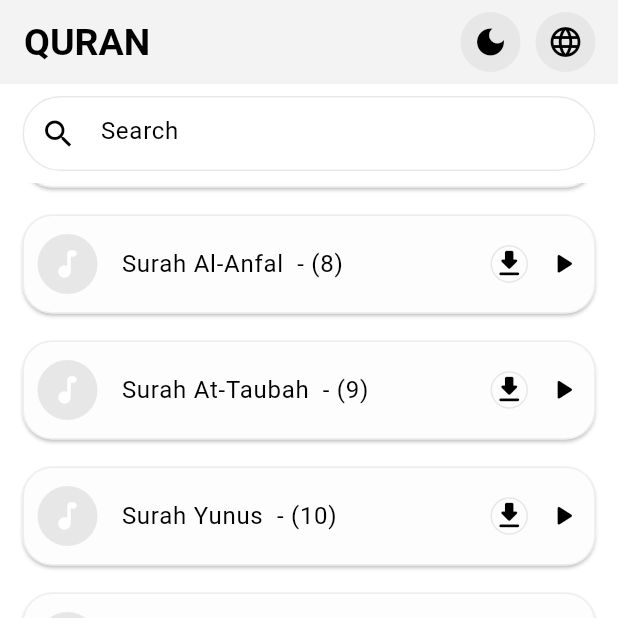
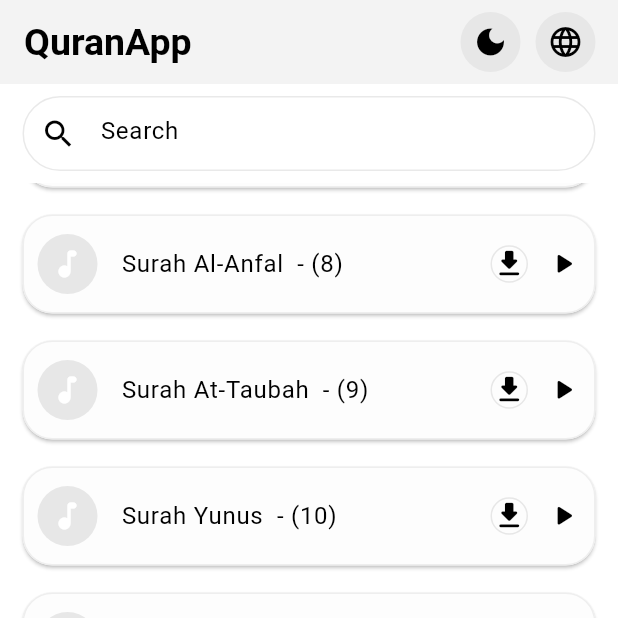
Before and after one commit to MohammedAydan/QuranApp-flutter, a Flutter app: the screen it shows after launch, scrolled down 576 dp, after a tap on the "dark mode" icon, on a phone screen of 412 x 824 dp, the top half of it. Run offline on Flutter 3.47's test engine with Material 3 defaults, Android fonts, the phone set to English and light mode, and no system bars; our stand-ins replace assets_audio_player, get, get_storage; missing offline and left inert: dart:ffi, flutter_downloader; statements that could not run were skipped.

```diff
--- a/lib/controllers/home_controller.dart
+++ b/lib/controllers/home_controller.dart
@@ -1,6 +1,9 @@
+import 'dart:async';
 import 'dart:developer';
+import 'dart:ffi';
 
 import 'package:assets_audio_player/assets_audio_player.dart';
+import 'package:flutter/material.dart';
 import 'package:flutter/widgets.dart';
 import 'package:flutter_downloader/flutter_downloader.dart';
 import 'package:get/get.dart';
@@ -47,7 +50,17 @@ class HomeController extends GetxController {
     try {
       List<String> urls = suwar.map((e) => apis.getSuraUrl(e.id!)).toList();
       await player.open(
-        Playlist(audios: urls.map((e) => Audio.network(e)).toList()),
+        Playlist(
+            audios: urls
+                .map((e) => Audio.network(e,
+                    cached: true,
+                    metas: Metas(
+                      id: suwar[urls.indexOf(e)].id.toString(),
+                      title: suwar[urls.indexOf(e)].name.toString(),
+                      artist: "Yasser Al-Dosari - الشيخ ياسر الدوسري",
+                      image: const MetasImage.asset("assets/quran-app.png"),
+                    )))
+                .toList()),
         autoStart: false,
         showNotification: true,
         playInBackground: PlayInBackground.enabled,
@@ -85,6 +98,7 @@ class HomeController extends GetxController {
         id: selectedSura?.id.toString(),
         title: sura.name,
         artist: "Yasser Al-Dosari - الشيخ ياسر الدوسري",
+        image: const MetasImage.asset("assets/quran-app.png"),
       ),
       showNotifications: true,
     );
--- a/lib/get_pages/get_pages.dart
+++ b/lib/get_pages/get_pages.dart
@@ -1,6 +1,9 @@
 import 'package:get/get.dart';
+import 'package:quran/views/about_screen/about_screen.dart';
 import 'package:quran/views/downloads_screen/downloads_screen.dart';
 import 'package:quran/views/home_screen/home_screen.dart';
+import 'package:quran/views/privacy_policy_screen/privacy_policy_screen.dart';
+import 'package:quran/views/settings_screen/settings_screen.dart';
 
 List<GetPage> getPages = [
   GetPage(
@@ -11,4 +14,16 @@ List<GetPage> getPages = [
     name: DownloadsScreen.routeName,
     page: () => DownloadsScreen(),
   ),
+  GetPage(
+    name: SettingsScreen.routeName,
+    page: () => const SettingsScreen(),
+  ),
+  GetPage(
+    name: PrivacyPolicyScreen.routeName,
+    page: () => const PrivacyPolicyScreen(),
+  ),
+   GetPage(
+    name: AboutScreen.routeName,
+    page: () => const AboutScreen(),
+  ),
 ];
--- a/lib/main.dart
+++ b/lib/main.dart
@@ -16,5 +16,6 @@ void main() async {
     return true;
   });
 
+
   runApp(const MyApp());
 }
--- /dev/null
+++ b/lib/services/theme_service.dart
@@ -0,0 +1,27 @@
+import 'package:flutter/material.dart';
+import 'package:get/get.dart';
+import 'package:get_storage/get_storage.dart';
+
+class ThemeService extends GetxService {
+  static final box = GetStorage(); // Initialize GetStorage
+
+  static void changeTheme() {
+    final val = box.read("theme");
+    if (val == null || val == "dark") {
+      box.write("theme", "light");
+      Get.changeThemeMode(ThemeMode.light);
+    } else {
+      box.write("theme", "dark");
+      Get.changeThemeMode(ThemeMode.dark);
+    }
+  }
+
+  static String getThemeMode() {
+    final theme = box.read("theme") ?? "dark";
+    if (theme == "dark") {
+      return "Dark";
+    } else {
+      return "Light";
+    }
+  }
+}
--- a/lib/services/translations/translation_ar.dart
+++ b/lib/services/translations/translation_ar.dart
@@ -1,5 +1,6 @@
 Map<String, String> translationAr = {
   "QURAN": "القرآن",
+  "QuranApp": "تطبيق القرآن",
   "Search": "بحث",
   "Soura": "سورة",
   "Surah": "سورة",
@@ -10,4 +11,41 @@ Map<String, String> translationAr = {
   "yes": "نعم",
   "no": "لا",
   "No downloads": "لا يوجد تحميل",
+  "Language": "اللغة",
+  "Theme": "السمة",
+  "About": "حول",
+  "Arbic": "عربي",
+  "English": "إنجليزي",
+  "Dark": "داكن",
+  "Light": "فاتح",
+  "Privacy policy": "سياسة الخصوصية",
+  //
+  "data_collection": "جمع البيانات",
+  "data_collection_content":
+      "لا يقوم تطبيق القرآن الكريم بجمع أي معلومات شخصية أو غير شخصية من مستخدميه.",
+  "data_usage": "استخدام البيانات",
+  "data_usage_content":
+      "جميع البيانات داخل تطبيق القرآن الكريم مأخوذة من نصوص الملكية العامة. لا يتم استخدام بيانات المستخدم أو تخزينها.",
+  "third_party_services": "الخدمات من جهات خارجية",
+  "third_party_services_content":
+      "لا توجد خدمات من جهات خارجية متكاملة في هذا التطبيق التي تجمع بيانات المستخدم.",
+  "data_security": "أمان البيانات",
+  "data_security_content":
+      "على الرغم من عدم جمع بيانات المستخدم، نحرص على أمان تطبيقنا من خلال ممارسات التطوير القوية.",
+  "changes_to_policy": "تغييرات في السياسة",
+  "changes_to_policy_content":
+      "سيتم التواصل عن أي تغييرات في سياسة الخصوصية هذه داخل التطبيق دون التأثير على بيانات المستخدم.",
+  "contact_us": "اتصل بنا",
+  "contact_us_content":
+      "لأي أسئلة أو استفسارات بخصوص الخصوصية، يرجى الاتصال بنا على",
+  "last_updated": "آخر تحديث: 1 يناير 2024",
+  "powered_by": "مدعوم بواسطة MAG",
+  'about': 'حول',
+  'app_name': 'القرآن',
+  'version': 'الإصدار',
+  'app_description':
+      'QuranApp هو تطبيق مصمم لتوفير وصول سهل للمستخدمين إلى النص المقدس للقرآن الكريم. يوفر ميزات لقراءة والبحث ودراسة القرآن بمختلف اللغات والترجمات.',
+  'contact_us': 'اتصل بنا',
+  'powered_by': 'بدعم من MAG',
+  'email': 'mohammedaydan12@gmail.com',
 };
--- a/lib/services/translations/translation_en.dart
+++ b/lib/services/translations/translation_en.dart
@@ -1,5 +1,6 @@
 Map<String, String> translationEn = {
   "QURAN": "QURAN",
+  "QuranApp": "QuranApp",
   "Search": "Search",
   "Soura": "Soura",
   "Surah": "Surah",
@@ -10,4 +11,41 @@ Map<String, String> translationEn = {
   "yes": "Yes",
   "no": "No",
   "No downloads": "No downloads",
+  "Language": "Language",
+  "Theme": "Theme",
+  "About": "About",
+  "Arbic": "Arbic",
+  "English": "English",
+  "Dark": "Dark",
+  "Light": "Light",
+  "Privacy policy": "Privacy policy",
+  //
+  "data_collection": "Data Collection",
+  "data_collection_content":
+      "This Quran app does not collect any personal or non-personal information from its users.",
+  "data_usage": "Data Usage",
+  "data_usage_content":
+      "All data within this Quran app is sourced from public domain texts. No user data is utilized or stored.",
+  "third_party_services": "Third-party Services",
+  "third_party_services_content":
+      "There are no third-party services integrated into this app that collect user data.",
+  "data_security": "Data Security",
+  "data_security_content":
+      "Although no user data is collected, we ensure the security of our app through robust development practices.",
+  "changes_to_policy": "Changes to Policy",
+  "changes_to_policy_content":
+      "Any changes to this privacy policy will be communicated within the app without affecting user data.",
+  "contact_us": "Contact Us",
+  "contact_us_content":
+      "For any questions or concerns regarding privacy, please contact us at",
+  "last_updated": "Last updated: January 1, 2024",
+  "powered_by": "Powered by MAG",
+  'about': 'About',
+  'app_name': 'Quran',
+  'version': 'Version',
+  'app_description':
+      'QuranApp is an app designed to provide users with easy access to the holy text of the Quran. It offers features for reading, searching, and studying the Quran in various languages and translations.',
+  'contact_us': 'Contact Us',
+  'powered_by': 'Powered by MAG',
+  'email': 'mohammedaydan12@gmail.com',
 };
--- a/lib/themes/dark_theme.dart
+++ b/lib/themes/dark_theme.dart
@@ -7,6 +7,7 @@ var darkTheme = ThemeData.dark(useMaterial3: true).copyWith(
   appBarTheme: const AppBarTheme(
     backgroundColor: Color.fromARGB(255, 18, 18, 18),
     elevation: 0,
+    surfaceTintColor: Color.fromARGB(255, 73, 73, 73),
     iconTheme: IconThemeData(color: Colors.white),
     titleTextStyle: TextStyle(
       color: Colors.white,
--- a/lib/views/home_screen/home_screen.dart
+++ b/lib/views/home_screen/home_screen.dart
@@ -19,7 +19,7 @@ class HomeScreen extends StatelessWidget {
       builder: (controller) {
         return Scaffold(
           appBar: AppBar(
-            title: Text("QURAN".tr),
+            title: Text("QuranApp".tr),
             actions: const [
               SizedBox(
                 width: 10,
--- a/lib/widgets/audio_card/audio_card.dart
+++ b/lib/widgets/audio_card/audio_card.dart
@@ -71,9 +71,19 @@ class AudioCard extends StatelessWidget {
   Widget trailing() {
     if (isSelected) {
       if (controller.playing) {
-        return const Icon(Icons.pause_rounded, size: 23);
+        return GestureDetector(
+          onTap: () {
+            controller.resumeOrPause();
+          },
+          child: const Icon(Icons.pause_rounded, size: 23),
+        );
       } else {
-        return const Icon(Icons.play_arrow_rounded, size: 23);
+        return GestureDetector(
+          onTap: () {
+            controller.resumeOrPause();
+          },
+          child: const Icon(Icons.play_arrow_rounded, size: 23),
+        );
       }
     }
     return const Icon(Icons.play_arrow_rounded, size: 23);
--- a/lib/widgets/custom_bottom_navigation_bar/custom_bottom_navigation_bar.dart
+++ b/lib/widgets/custom_bottom_navigation_bar/custom_bottom_navigation_bar.dart
@@ -2,6 +2,7 @@ import 'package:flutter/material.dart';
 import 'package:get/get.dart';
 import 'package:quran/controllers/home_controller.dart';
 import 'package:quran/views/downloads_screen/downloads_screen.dart';
+import 'package:quran/views/settings_screen/settings_screen.dart';
 import '../control_play_audio/control_play_audio.dart';
 
 class CustomBottomNavigationBar extends StatelessWidget {
@@ -36,7 +37,7 @@ class CustomBottomNavigationBar extends StatelessWidget {
                 } else if (v == 1) {
                   Get.toNamed(DownloadsScreen.routeName);
                 } else {
-                  // Get.toNamed(SettingsScreen.routeName);
+                  Get.toNamed(SettingsScreen.routeName);
                 }
               },
               items: [
--- a/lib/widgets/theme_mode_button/theme_mode_button.dart
+++ b/lib/widgets/theme_mode_button/theme_mode_button.dart
@@ -1,6 +1,7 @@
 import 'package:flutter/material.dart';
 import 'package:get/get.dart';
 import 'package:get_storage/get_storage.dart';
+import 'package:quran/services/theme_service.dart';
 
 class ThemeModeButton extends StatelessWidget {
   const ThemeModeButton({super.key}); // Add Key parameter
@@ -19,16 +20,7 @@ class ThemeModeButton extends StatelessWidget {
         width: 40, // Fixed width to ensure consistent size
         height: 40, // Fixed height to ensure consistent size
         child: IconButton(
-          onPressed: () {
-            final val = box.read("theme");
-            if (val == null || val == "dark") {
-              box.write("theme", "light");
-              Get.changeThemeMode(ThemeMode.light);
-            } else {
-              box.write("theme", "dark");
-              Get.changeThemeMode(ThemeMode.dark);
-            }
-          },
+          onPressed: () => ThemeService.changeTheme(),
           icon: const Icon(Icons.dark_mode),
         ),
       ),
--- a/pubspec.yaml
+++ b/pubspec.yaml
@@ -65,6 +65,7 @@ flutter:
   # To add assets to your application, add an assets section, like this:
   assets:
     - assets/suwar.json
+    - assets/
   #   - images/a_dot_burr.jpeg
   #   - images/a_dot_ham.jpeg
 
```
Also changed, not shown: lib/services/lang_service.dart (added, +28 -0 lines), lib/views/about_screen/about_screen.dart (added, +75 -0 lines), lib/views/privacy_policy_screen/privacy_policy_screen.dart (added, +151 -0 lines), lib/views/settings_screen/settings_screen.dart (added, +101 -0 lines), lib/widgets/translation_button/translation_button.dart (+2 -14 lines), assets/quran-app.png (added), 8 other files.
